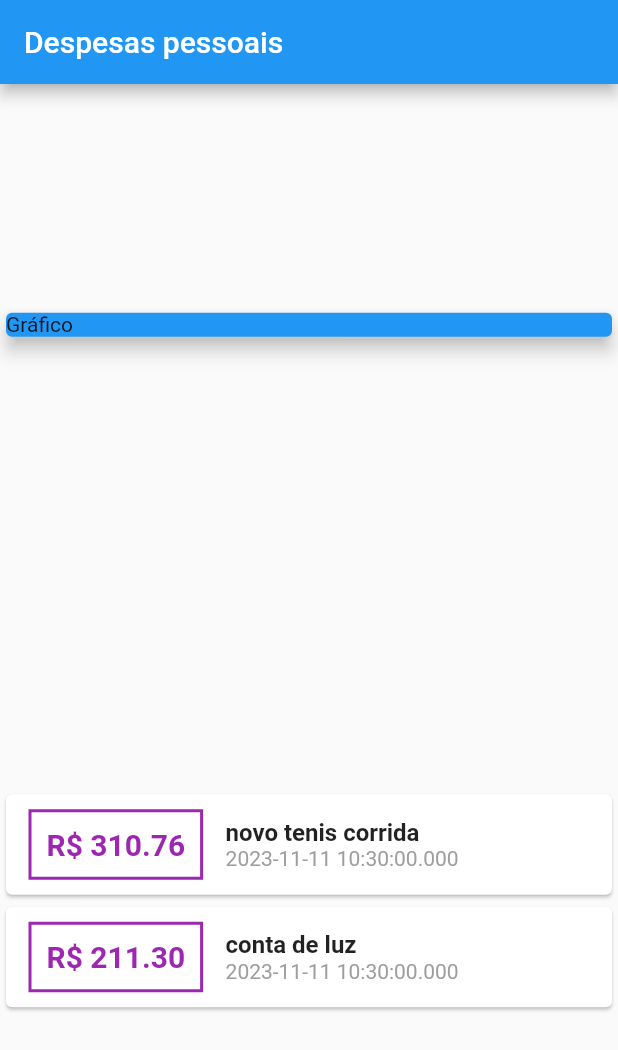
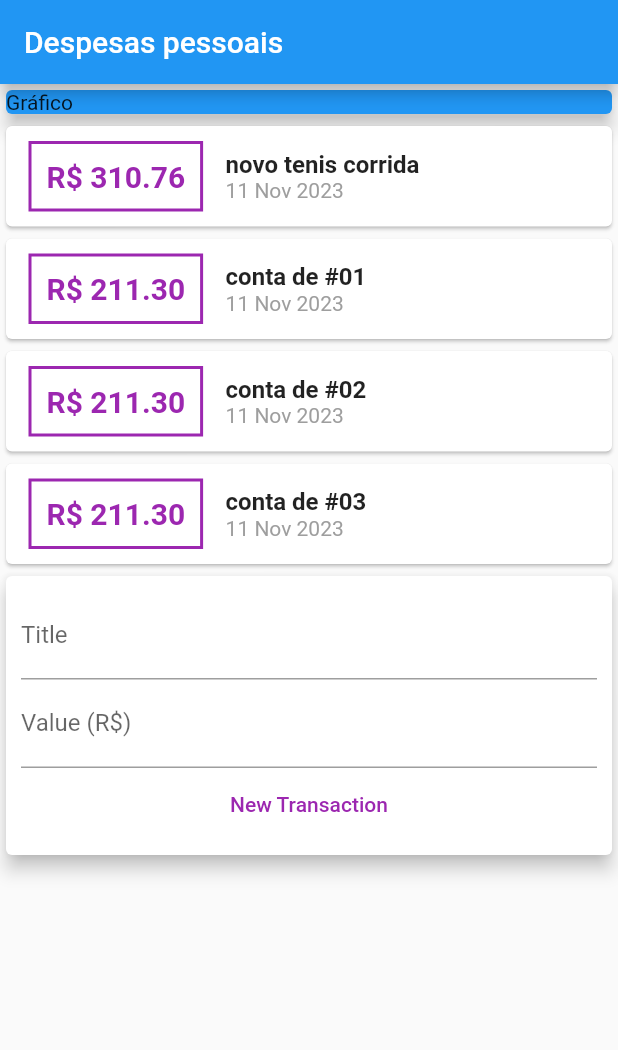
Before and after one commit to Luizfpereira/personal-expenses-app, a Flutter app: the screen it shows after launch, on a phone screen of 412 x 824 dp. Shown: the top 1050 px of the screen. Run offline on Flutter 3.47's test engine with Material 2 defaults, Android fonts, the phone set to English and light mode, and no system bars.

Commit message:
components organization

```diff
--- /dev/null
+++ b/lib/components/transaction_form.dart
@@ -0,0 +1,56 @@
+import 'package:flutter/material.dart';
+
+class TransactionForm extends StatelessWidget {
+  final void Function(String, double) onSubmit;
+
+  TransactionForm(this.onSubmit);
+
+  final titleController = TextEditingController();
+  final valueController = TextEditingController();
+
+  _submitForm() {
+    final title = titleController.text;
+    final value = double.tryParse(valueController.text) ?? 0.0;
+
+    if (title.isEmpty || value <= 0) {
+      return;
+    }
+    onSubmit(title, value);
+  }
+
+  @override
+  Widget build(BuildContext context) {
+    return Card(
+      elevation: 5,
+      child: Padding(
+        padding: const EdgeInsets.all(10.0),
+        child: Column(
+          children: [
+            TextField(
+              controller: titleController,
+              onSubmitted: (_) => _submitForm(),
+              decoration: InputDecoration(
+                labelText: 'Title',
+              ),
+            ),
+            TextField(
+              keyboardType: TextInputType.numberWithOptions(decimal: true),
+              onSubmitted: (_) => _submitForm(),
+              controller: valueController,
+              decoration: InputDecoration(
+                labelText: 'Value (R\$)',
+              ),
+            ),
+            TextButton(
+              child: Text('New Transaction'),
+              style: TextButton.styleFrom(
+                foregroundColor: Colors.purple,
+              ),
+              onPressed: _submitForm,
+            ),
+          ],
+        ),
+      ),
+    );
+  }
+}
--- /dev/null
+++ b/lib/components/transaction_list.dart
@@ -0,0 +1,64 @@
+import 'package:flutter/material.dart';
+import '../models/transaction.dart';
+import 'package:intl/intl.dart';
+
+class TransactionList extends StatelessWidget {
+  final List<Transaction> transactions;
+
+  const TransactionList(this.transactions);
+
+  @override
+  Widget build(BuildContext context) {
+    return Container(
+      height: 300,
+      child: ListView.builder(
+        itemCount: transactions.length,
+        itemBuilder: (ctx, index) {
+          final tr = transactions[index];
+          return Card(
+            child: Row(
+              children: [
+                Container(
+                  margin: const EdgeInsets.symmetric(
+                    horizontal: 15,
+                    vertical: 10,
+                  ),
+                  decoration: BoxDecoration(
+                    border: Border.all(
+                      color: Colors.purple,
+                      width: 2,
+                    ),
+                  ),
+                  padding: const EdgeInsets.all(10),
+                  child: Text(
+                    'R\$ ${tr.value.toStringAsFixed(2)}',
+                    style: const TextStyle(
+                        fontWeight: FontWeight.bold,
+                        fontSize: 20,
+                        color: Colors.purple),
+                  ),
+                ),
+                Column(
+                  crossAxisAlignment: CrossAxisAlignment.start,
+                  children: [
+                    Text(
+                      tr.title,
+                      style: TextStyle(
+                        fontWeight: FontWeight.bold,
+                        fontSize: 16,
+                      ),
+                    ),
+                    Text(
+                      DateFormat('d MMM y').format(tr.date),
+                      style: TextStyle(color: Colors.grey),
+                    ),
+                  ],
+                ),
+              ],
+            ),
+          );
+        },
+      ),
+    );
+  }
+}
--- /dev/null
+++ b/lib/components/transaction_user.dart
@@ -0,0 +1,69 @@
+import 'dart:math';
+
+import 'package:flutter/material.dart';
+import 'transaction_form.dart';
+import 'transaction_list.dart';
+import '../models/transaction.dart';
+
+class TransactionUser extends StatefulWidget {
+  @override
+  _TransactionUserState createState() => _TransactionUserState();
+}
+
+class _TransactionUserState extends State<TransactionUser> {
+  final _transactions = [
+    Transaction(
+      id: 't1',
+      title: 'novo tenis corrida',
+      value: 310.76,
+      date: DateTime.now(),
+    ),
+    Transaction(
+      id: 't2',
+      title: 'conta de #01',
+      value: 211.30,
+      date: DateTime.now(),
+    ),
+    Transaction(
+      id: 't2',
+      title: 'conta de #02',
+      value: 211.30,
+      date: DateTime.now(),
+    ),
+    Transaction(
+      id: 't2',
+      title: 'conta de #03',
+      value: 211.30,
+      date: DateTime.now(),
+    ),
+    Transaction(
+      id: 't2',
+      title: 'conta de #04',
+      value: 211.30,
+      date: DateTime.now(),
+    ),
+  ];
+
+  _addTransaction(String title, double value) {
+    final newTransaction = Transaction(
+      id: Random().nextDouble().toString(),
+      title: title,
+      value: value,
+      date: DateTime.now(),
+    );
+
+    setState(() {
+      _transactions.add(newTransaction);
+    });
+  }
+
+  @override
+  Widget build(BuildContext context) {
+    return Column(
+      children: [
+        TransactionList(_transactions),
+        TransactionForm(_addTransaction),
+      ],
+    );
+  }
+}
--- a/lib/main.dart
+++ b/lib/main.dart
@@ -1,4 +1,7 @@
 import 'package:flutter/material.dart';
+import 'package:personal_expenses/components/transaction_form.dart';
+import 'package:personal_expenses/components/transaction_list.dart';
+import 'package:personal_expenses/components/transaction_user.dart';
 import 'package:personal_expenses/models/transaction.dart';
 
 main() => runApp(ExpensesApp());
@@ -15,29 +18,14 @@ class ExpensesApp extends StatelessWidget {
 }
 
 class MyHomePage extends StatelessWidget {
-  final _transactions = [
-    Transaction(
-      id: 't1',
-      title: 'novo tenis corrida',
-      value: 310.76,
-      date: DateTime.now(),
-    ),
-    Transaction(
-      id: 't2',
-      title: 'conta de luz',
-      value: 211.30,
-      date: DateTime.now(),
-    ),
-  ];
-
   @override
   Widget build(BuildContext context) {
     return Scaffold(
       appBar: AppBar(
         title: const Text('Despesas pessoais'),
       ),
-      body: Column(
-        mainAxisAlignment: MainAxisAlignment.spaceAround,
+      body: SingleChildScrollView(
+        child: Column(
           crossAxisAlignment: CrossAxisAlignment.stretch,
           children: <Widget>[
             Container(
@@ -47,53 +35,9 @@ class MyHomePage extends StatelessWidget {
                 child: Text('Gráfico'),
               ),
             ),
-          Column(
-            children: _transactions
-                .map((tr) => Card(
-                      child: Row(
-                        children: [
-                          Container(
-                            margin: const EdgeInsets.symmetric(
-                              horizontal: 15,
-                              vertical: 10,
-                            ),
-                            decoration: BoxDecoration(
-                              border: Border.all(
-                                color: Colors.purple,
-                                width: 2,
-                              ),
-                            ),
-                            padding: const EdgeInsets.all(10),
-                            child: Text(
-                              'R\$ ${tr.value.toStringAsFixed(2)}',
-                              style: const TextStyle(
-                                  fontWeight: FontWeight.bold,
-                                  fontSize: 20,
-                                  color: Colors.purple),
-                            ),
-                          ),
-                          Column(
-                            crossAxisAlignment: CrossAxisAlignment.start,
-                            children: [
-                              Text(
-                                tr.title,
-                                style: TextStyle(
-                                  fontWeight: FontWeight.bold,
-                                  fontSize: 16,
-                                ),
-                              ),
-                              Text(
-                                tr.date.toString(),
-                                style: TextStyle(color: Colors.grey),
-                              ),
+            TransactionUser(),
           ],
         ),
-                        ],
-                      ),
-                    ))
-                .toList(),
-          ),
-        ],
       ),
     );
   }
--- a/pubspec.yaml
+++ b/pubspec.yaml
@@ -30,6 +30,7 @@ environment:
 dependencies:
   flutter:
     sdk: flutter
+  intl: ^0.18.1
 
 
   # The following adds the Cupertino Icons font to your application.
```
Also changed, not shown: pubspec.lock. Lines whose indentation alone changed are shown as unchanged.
